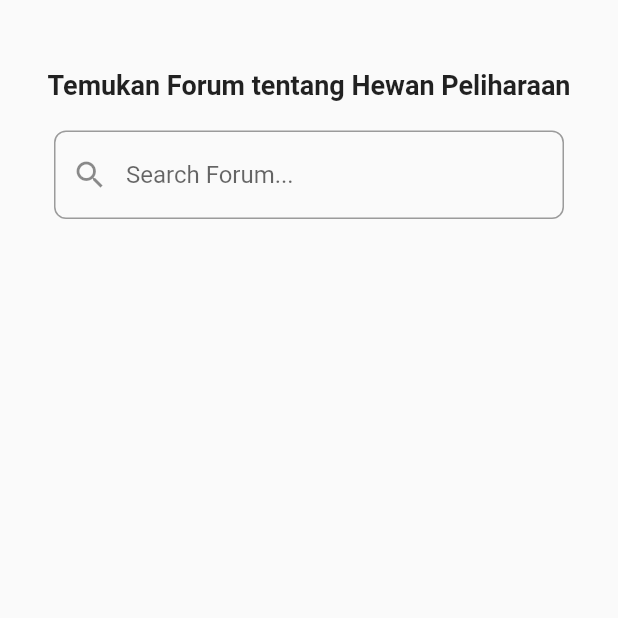
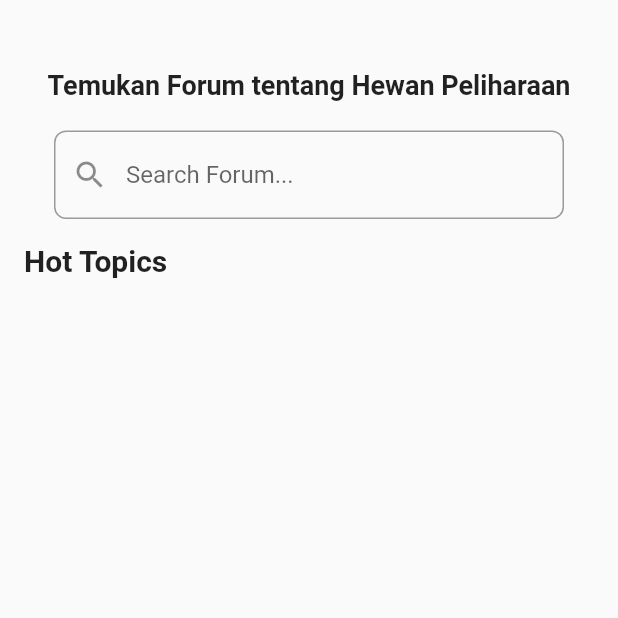
Before and after one commit to frdmn12/petHub, a Flutter app: the ForumPage screen opened directly, on a phone screen of 412 x 824 dp, the top half of it. Run offline on Flutter 3.47's test engine with Material 2 defaults, Android fonts, the phone set to English and light mode, and no system bars; our stand-ins replace page_transition; project files that could hold a hidden picture were left out.

Commit message:
Add hot topics at Forum Page

```diff
--- a/lib/pages/mainPages/forum.dart
+++ b/lib/pages/mainPages/forum.dart
@@ -45,6 +45,24 @@ class ForumPage extends StatelessWidget {
                 ),
               ),
             ),
+            SizedBox(height: 16),
+            Row(
+              mainAxisAlignment: MainAxisAlignment.start,
+              children: [
+                Column(
+                  crossAxisAlignment: CrossAxisAlignment.start,
+                  children: [
+                    Text(
+                      'Hot Topics',
+                      style: TextStyle(
+                        fontSize: 20,
+                        fontWeight: FontWeight.bold,
+                      ),
+                    ),
+                  ],
+                ),
+              ],
+            )
           ],
         ),
       ),
```
